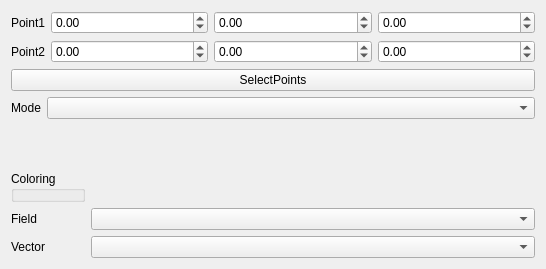
Old version of the form src/Mod/Fem/Gui/TaskPostDataAlongLine.ui in the repository makkemal/FreeCAD.
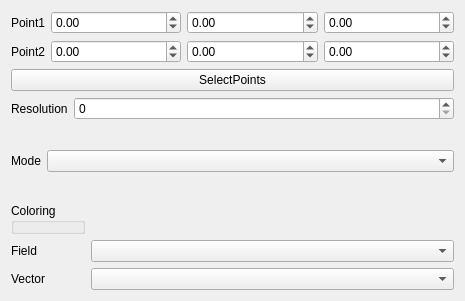
New version of the form.

Commit message: FEM: Data Along Line: Resolution property added

```diff
--- a/src/Mod/Fem/Gui/TaskPostDataAlongLine.ui
+++ b/src/Mod/Fem/Gui/TaskPostDataAlongLine.ui
@@ -6,8 +6,8 @@
    <rect>
     <x>0</x>
     <y>0</y>
-    <width>546</width>
-    <height>269</height>
+    <width>465</width>
+    <height>301</height>
    </rect>
   </property>
   <property name="windowTitle">
@@ -181,6 +181,20 @@
      </property>
     </widget>
    </item>
+   <item>
+    <layout class="QFormLayout" name="formLayout">
+     <item row="0" column="0">
+      <widget class="QLabel" name="label_6">
+       <property name="text">
+        <string>Resolution</string>
+       </property>
+      </widget>
+     </item>
+     <item row="0" column="1">
+      <widget class="QSpinBox" name="resolution"/>
+     </item>
+    </layout>
+   </item>
    <item>
     <layout class="QFormLayout" name="formLayout_3">
      <item row="0" column="1">
```
The commit also changes 5 other files.
